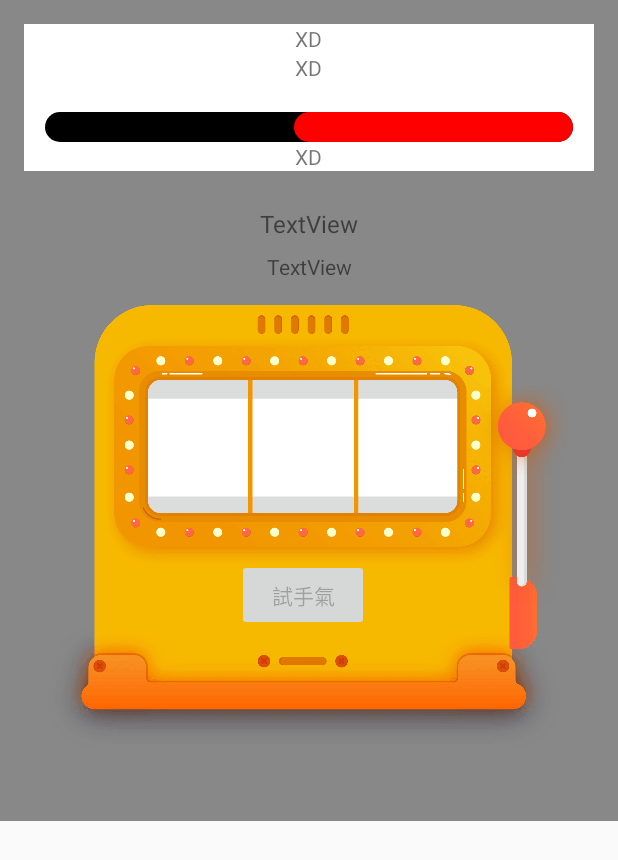
After one commit to crazyma/AnimationLab, an Android app: the layout content_queue.xml on its own in the app's theme, with its tools: preview values and no code run, on a phone screen of 412 x 824 dp. The commit adds this screen. Shown: the top 860 px of the screen. Run offline under Robolectric (Android 15) with nearby library versions, the phone set to English and light mode, and no system bars.

Commit message:
test: setup queue page

```diff
--- /dev/null
+++ b/app/src/main/res/layout/content_queue.xml
@@ -0,0 +1,85 @@
+<?xml version="1.0" encoding="utf-8"?>
+<androidx.constraintlayout.widget.ConstraintLayout xmlns:android="http://schemas.android.com/apk/res/android"
+    xmlns:app="http://schemas.android.com/apk/res-auto"
+    xmlns:tools="http://schemas.android.com/tools"
+    tools:background="#888"
+    android:layout_width="match_parent" android:layout_height="wrap_content">
+
+    <LinearLayout
+        android:id="@+id/view"
+        android:layout_width="0dp"
+        android:layout_height="wrap_content"
+        android:layout_marginStart="16dp"
+        android:layout_marginTop="16dp"
+        android:layout_marginEnd="16dp"
+        android:orientation="vertical"
+        android:background="#fff"
+        app:layout_constraintEnd_toEndOf="parent"
+        app:layout_constraintStart_toStartOf="parent"
+        app:layout_constraintTop_toTopOf="parent" >
+
+
+        <TextView
+            android:layout_width="wrap_content"
+            android:layout_height="wrap_content"
+            android:layout_gravity="center_horizontal"
+            android:text="XD"/>
+
+        <TextView
+            android:layout_width="wrap_content"
+            android:layout_height="wrap_content"
+            android:layout_gravity="center_horizontal"
+            android:text="XD"/>
+
+        <com.crazyma.batuanimlab.progress.BatuProgressView
+            android:layout_width="match_parent"
+            android:layout_height="wrap_content"
+            android:paddingStart="24dp"
+            android:paddingEnd="24dp"
+            android:layout_gravity="center_horizontal"
+            android:text="XD"/>
+
+        <TextView
+            android:layout_width="wrap_content"
+            android:layout_height="wrap_content"
+            android:layout_gravity="center_horizontal"
+            android:text="XD"/>
+
+    </LinearLayout>
+
+    <TextView
+        android:id="@+id/textView2"
+        android:layout_width="wrap_content"
+        android:layout_height="wrap_content"
+        android:layout_marginStart="8dp"
+        android:layout_marginTop="24dp"
+        android:layout_marginEnd="8dp"
+        android:text="TextView"
+        android:textSize="16sp"
+        app:layout_constraintEnd_toEndOf="parent"
+        app:layout_constraintStart_toStartOf="parent"
+        app:layout_constraintTop_toBottomOf="@+id/view" />
+
+    <TextView
+        android:id="@+id/textView3"
+        android:layout_width="wrap_content"
+        android:layout_height="wrap_content"
+        android:layout_marginStart="8dp"
+        android:layout_marginTop="8dp"
+        android:layout_marginEnd="8dp"
+        android:text="TextView"
+        app:layout_constraintEnd_toEndOf="parent"
+        app:layout_constraintStart_toStartOf="parent"
+        app:layout_constraintTop_toBottomOf="@+id/textView2" />
+
+    <com.crazyma.batuanimlab.slot.SlotMachineView
+        android:id="@+id/slotMachineView"
+        android:layout_width="wrap_content"
+        android:layout_height="wrap_content"
+        android:layout_marginStart="8dp"
+        android:layout_marginEnd="8dp"
+        app:layout_constraintEnd_toEndOf="parent"
+        app:layout_constraintStart_toStartOf="parent"
+        app:layout_constraintTop_toBottomOf="@+id/textView3" />
+
+</androidx.constraintlayout.widget.ConstraintLayout>
--- a/app/src/main/res/layout/layout_queue.xml
+++ b/app/src/main/res/layout/layout_queue.xml
@@ -31,4 +31,20 @@
         app:layout_constraintStart_toStartOf="parent"
         app:layout_constraintTop_toTopOf="parent" />
 
+    <androidx.core.widget.NestedScrollView
+        android:layout_width="0dp"
+        android:layout_height="0dp"
+        app:layout_constraintBottom_toBottomOf="parent"
+        app:layout_constraintEnd_toEndOf="parent"
+        app:layout_constraintStart_toStartOf="parent"
+        app:layout_constraintTop_toBottomOf="@+id/toolbar">
+
+        <include
+            layout="@layout/content_queue"
+            android:layout_width="match_parent"
+            android:layout_height="wrap_content"/>
+
+    </androidx.core.widget.NestedScrollView>
+
+
 </androidx.constraintlayout.widget.ConstraintLayout>
--- a/app/src/main/res/layout/layout_slot_machine.xml
+++ b/app/src/main/res/layout/layout_slot_machine.xml
@@ -9,7 +9,6 @@
         android:id="@+id/slotMachineImageView"
         android:layout_width="wrap_content"
         android:layout_height="wrap_content"
-        android:background="@color/colorOrange"
         android:scaleType="center"
         app:layout_constraintEnd_toEndOf="parent"
         app:layout_constraintStart_toStartOf="parent"
```
